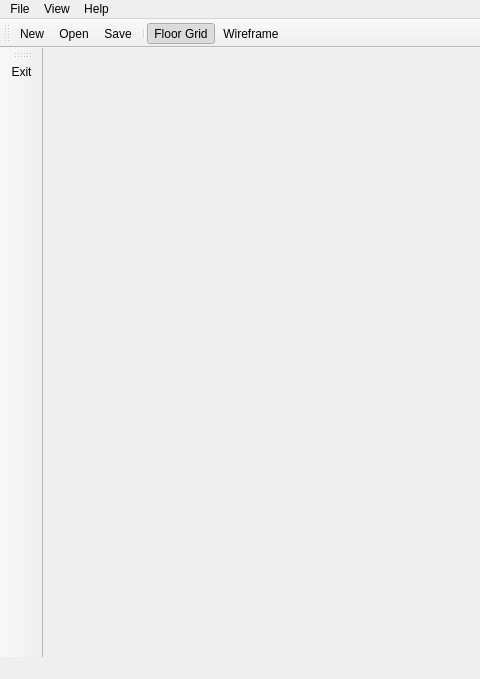
This is src/mainwindow.ui in grking/zoxel as Qt 5 draws it before an edit; both pictures show x 0 to 480 and y 0 to 679 of the 1024 by 679 pixel window. The edited form follows.
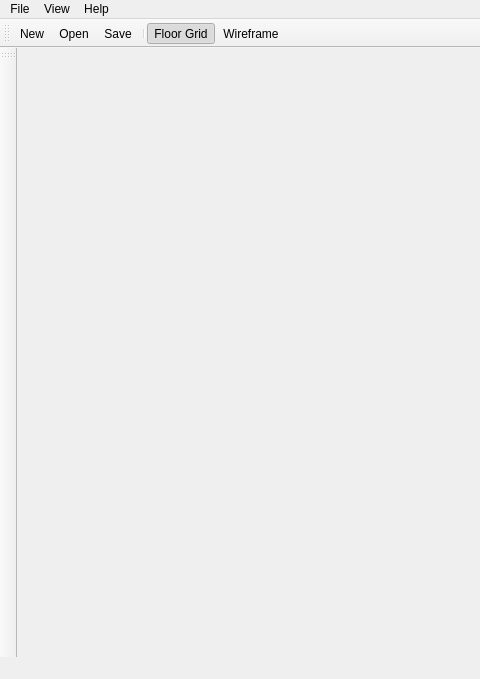
This is the edited form. Icons and pictures are not drawn.

Diff of the .ui file:
```diff
--- a/src/mainwindow.ui
+++ b/src/mainwindow.ui
@@ -92,7 +92,6 @@
    <attribute name="toolBarBreak">
     <bool>false</bool>
    </attribute>
-   <addaction name="action_exit"/>
   </widget>
   <widget class="QDockWidget" name="dock">
    <property name="windowTitle">
```
